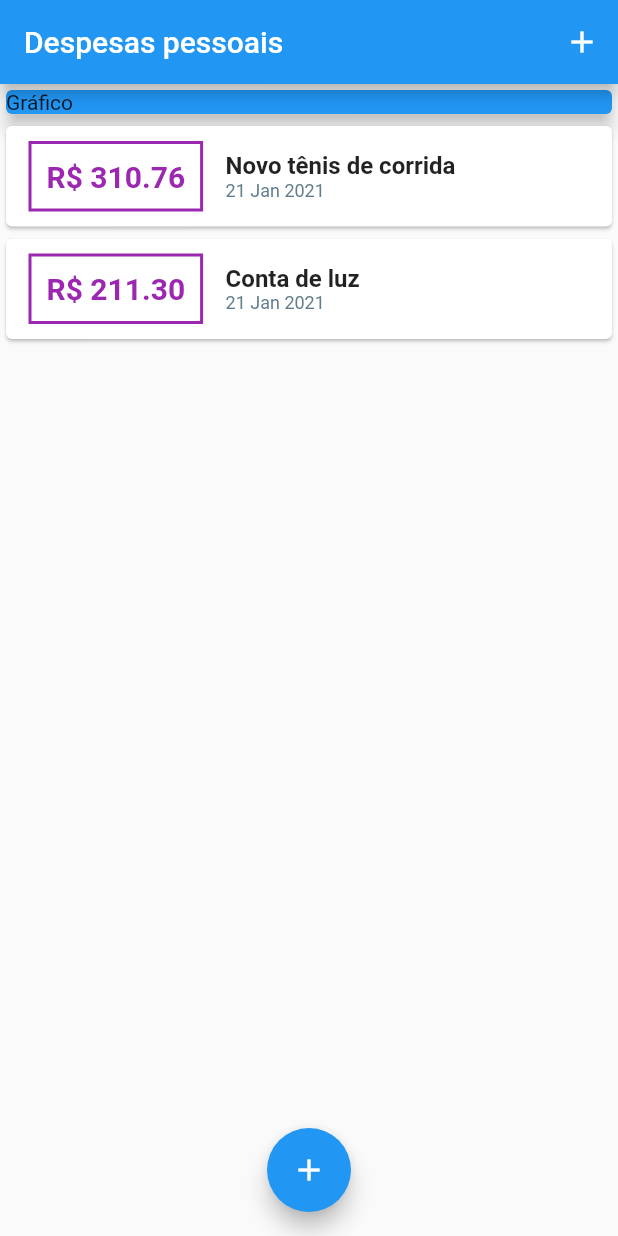
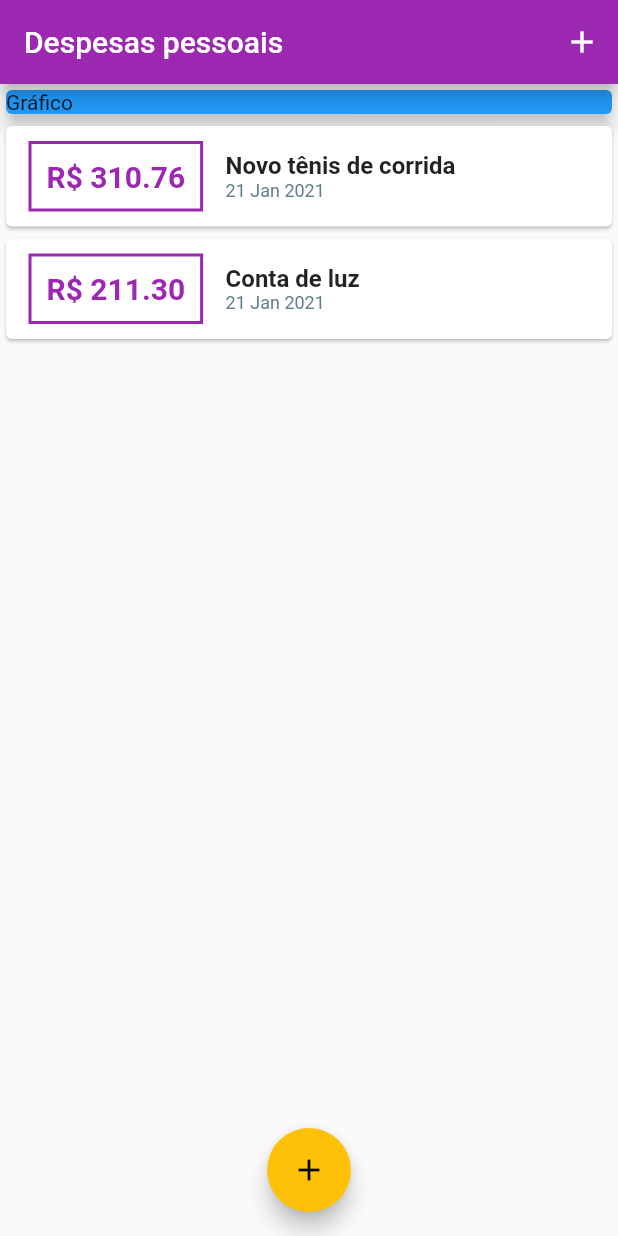
Before and after one commit to jeanpandolfi/despesas_pessoais-flutter, a Flutter app: the screen it shows after launch, on a phone screen of 412 x 824 dp. Run offline on Flutter 3.47's test engine with Material 2 defaults, Android fonts, the phone set to English and light mode, and no system bars.

Commit message:
Definindo um tema para a aplicação

```diff
--- a/lib/components/transaction_list.dart
+++ b/lib/components/transaction_list.dart
@@ -26,7 +26,7 @@ class TransactionList extends StatelessWidget {
                       style: TextStyle(
                           fontWeight: FontWeight.bold,
                           fontSize: 20,
-                          color: Colors.purple
+                          color: Theme.of(context).primaryColor
                       ),
                     ),
                     margin: EdgeInsets.symmetric(
@@ -35,7 +35,7 @@ class TransactionList extends StatelessWidget {
                     ),
                     decoration: BoxDecoration(
                         border: Border.all(
-                            color: Colors.purple,
+                            color: Theme.of(context).primaryColor,
                             width: 2
                         )
                     ),
--- a/lib/main.dart
+++ b/lib/main.dart
@@ -15,7 +15,11 @@ class DespesasApp extends StatelessWidget{
   @override
   Widget build(BuildContext context) {
     return MaterialApp(
-      home: MyHomePage()
+      home: MyHomePage(),
+      theme: ThemeData(
+        primarySwatch: Colors.purple,
+        accentColor: Colors.amber
+      ),
     );
   }
 
```
